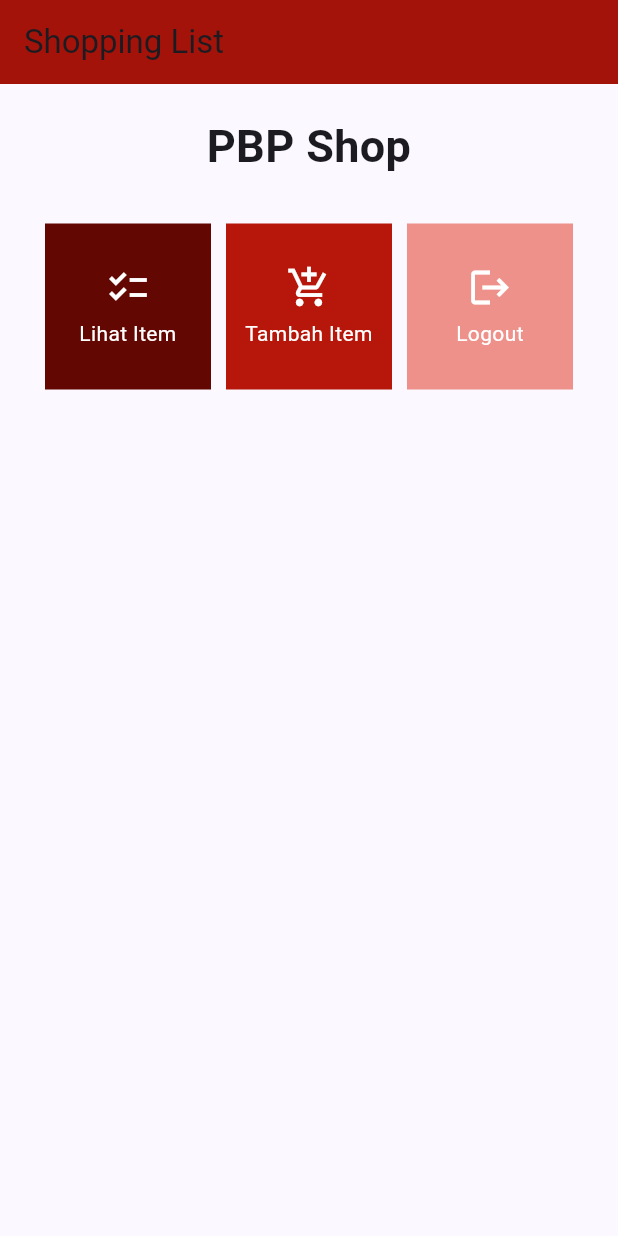
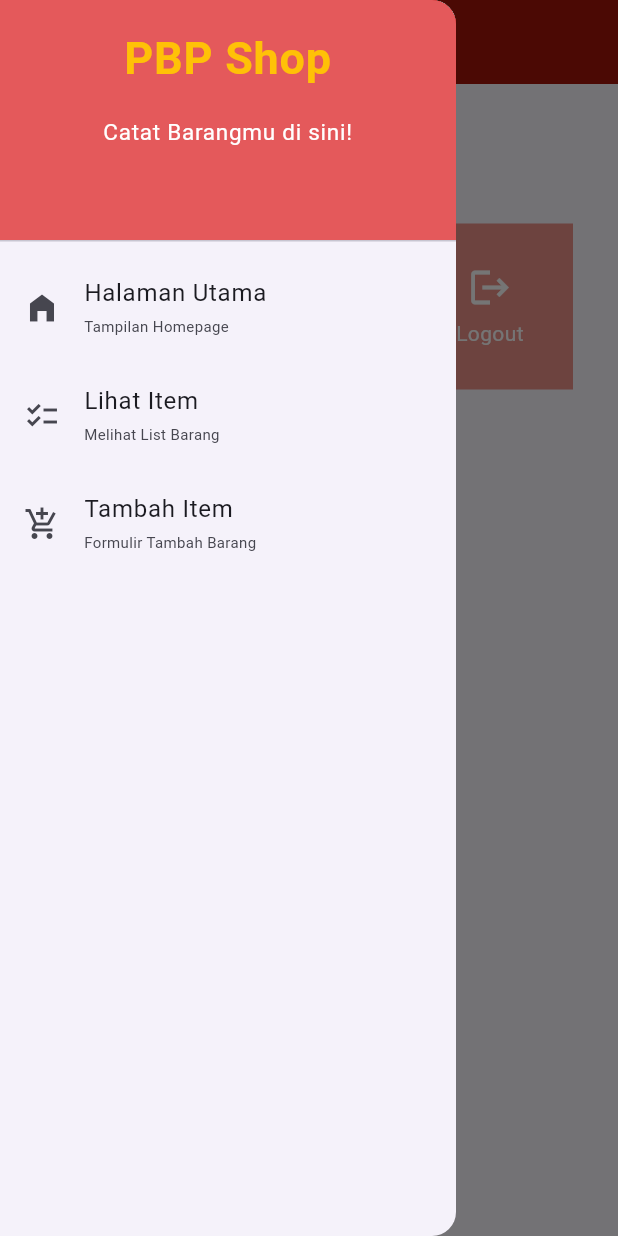
Before and after one commit to tajreee/pbp-flutter, a Flutter app: the screen it shows after launch, with the side drawer open (before the commit the screen has no drawer), on a phone screen of 412 x 824 dp. Run offline on Flutter 3.47's test engine with Material 2 defaults, Android fonts, the phone set to English and light mode, and no system bars.

Commit message:
tugas 8 done

```diff
--- /dev/null
+++ b/lib/drawer_app.dart
@@ -0,0 +1,86 @@
+import 'package:flutter/material.dart';
+import 'package:pbp_flutter/menu.dart';
+import 'package:pbp_flutter/item_form.dart';
+import 'package:pbp_flutter/show_item.dart';
+
+class DrawerApp extends StatelessWidget {
+  const DrawerApp({super.key});
+
+
+  @override
+  Widget build(BuildContext context) {
+    return Drawer(
+      child: ListView(
+        children: [
+          const DrawerHeader(
+            decoration: BoxDecoration(
+              color: Color.fromARGB(200, 223, 47, 47),
+            ),
+            child: Column(
+              children: [
+                Text("PBP Shop",
+                  textAlign: TextAlign.center,
+                  style: TextStyle(
+                    color: Colors.amber,
+                    fontSize: 30,
+                    fontWeight: FontWeight.bold,
+                  ),
+                ),
+                Padding(padding: EdgeInsets.all(8.0)),
+                Text("Catat Barangmu di sini!",
+                  textAlign: TextAlign.center,
+                  style: TextStyle(
+                    fontSize: 15,
+                    fontWeight: FontWeight.normal,
+                    color: Colors.white,
+                  ),
+                ),
+              ],
+            ),
+          ),
+          ListTile(
+            leading: const Icon(Icons.home_filled),
+            title: const Text("Halaman Utama"),
+            subtitle: const Text("Tampilan Homepage", style: TextStyle(fontSize: 10)),
+            onTap: () {
+              Navigator.pushReplacement(
+                context,
+                MaterialPageRoute(
+                  builder: (context) => MyHomePage(),
+                )
+              );
+            },
+          ),
+          ListTile(
+            leading: const Icon(Icons.checklist),
+            title: const Text('Lihat Item'),
+            subtitle: const Text('Melihat List Barang', style: TextStyle(fontSize: 10),),
+            onTap: () {
+              Navigator.pop(context);
+              Navigator.push(
+                context,
+                MaterialPageRoute(
+                  builder: (context) => const ShowItemPage(),
+                )
+              );
+            },
+          ),
+          ListTile(
+            leading: const Icon(Icons.add_shopping_cart),
+            title:  const Text("Tambah Item"),
+            subtitle: const Text("Formulir Tambah Barang", style: TextStyle(fontSize: 10),),
+            onTap: () {
+              Navigator.pop(context);
+              Navigator.push(
+                context,
+                MaterialPageRoute(
+                  builder: (context) => const AddItemForm(),
+                )
+              );
+            },
+          )
+        ],
+      ),
+    );
+  }
+}
--- a/lib/menu.dart
+++ b/lib/menu.dart
@@ -1,4 +1,7 @@
 import 'package:flutter/material.dart';
+import 'package:pbp_flutter/item_form.dart';
+import 'package:pbp_flutter/show_item.dart';
+import 'package:pbp_flutter/drawer_app.dart';
 
  class MyHomePage extends StatelessWidget {
   MyHomePage({Key? key}) : super(key: key);
@@ -17,6 +20,7 @@ import 'package:flutter/material.dart';
         ),
         backgroundColor: const Color.fromARGB(255, 164, 19, 9),
       ),
+      drawer: const DrawerApp(),
       body: SingleChildScrollView(
         // Widget wrapper yang dapat discroll
         child: Padding(
@@ -83,6 +87,14 @@ import 'package:flutter/material.dart';
             ..hideCurrentSnackBar()
             ..showSnackBar(SnackBar(
                 content: Text("Kamu telah menekan tombol ${item.name}!")));
+
+          if (item.name == "Lihat Item") {
+            Navigator.push(context, MaterialPageRoute(builder: (context) => const ShowItemPage()));
+          }
+
+          if (item.name == "Tambah Item") {
+            Navigator.push(context, MaterialPageRoute(builder: (context) => const AddItemForm()));
+          }
         },
         child: Container(
           // Container untuk menyimpan Icon dan Text
--- /dev/null
+++ b/lib/object_app.dart
@@ -0,0 +1,20 @@
+
+class Item{
+  String name;
+  int price;
+  String description;
+
+  Item({required this.name, required this.price, required this.description});
+}
+
+class ItemSingleton{
+  List<Item> itemList = [];
+
+  static final ItemSingleton _instance = ItemSingleton._internal();
+
+  factory ItemSingleton() {
+    return _instance;
+  }
+
+  ItemSingleton._internal();
+}
--- /dev/null
+++ b/lib/show_item.dart
@@ -0,0 +1,30 @@
+import 'package:flutter/material.dart';
+import 'package:pbp_flutter/object_app.dart';
+
+class ShowItemPage extends StatelessWidget {
+  const ShowItemPage({super.key});
+
+  @override
+  Widget build(BuildContext context) {
+    return Scaffold(
+      appBar: AppBar(
+        title: const Text('List Item'),
+        backgroundColor: Colors.red,
+        foregroundColor: Colors.amber,
+      ),
+      body: ItemSingleton().itemList.isEmpty
+          ? const Center(
+            child: Text('No Item'),
+          )
+          : ListView(
+            children: ItemSingleton().itemList.map((item) => ListTile(
+              leading: const Icon(Icons.list_alt_outlined),
+              title: Text('Nama Item: ${item.name}'),
+              subtitle: Text('Price: ${item.price}\n${item.description}'),
+
+            )).toList(),
+          )
+    );
+  }
+
+}
```
Also changed, not shown: lib/item_form.dart (added, +175 -0 lines), 1 other file.
